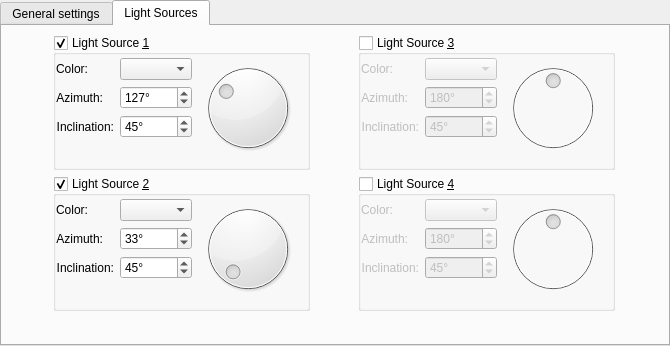
First picture: the form in plugins/filters/phongbumpmap/wdgphongbumpmap.ui, repository KDE/krita, before the edit.
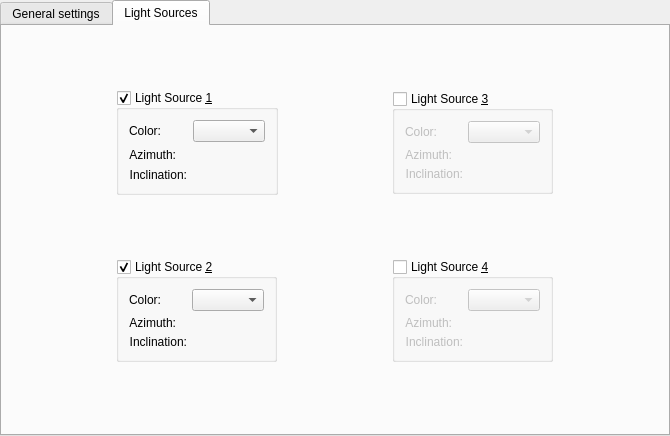
Second picture: the form after the edit. The open tabs and pages were chosen to show the change. Custom widgets are drawn as their Qt base class.

Commit message: Change the phong bumpmap filter to use KisAngleSelector

The edit to the form file:
```diff
--- a/plugins/filters/phongbumpmap/wdgphongbumpmap.ui
+++ b/plugins/filters/phongbumpmap/wdgphongbumpmap.ui
@@ -11,7 +11,7 @@
     <x>0</x>
     <y>0</y>
     <width>670</width>
-    <height>346</height>
+    <height>436</height>
    </rect>
   </property>
   <property name="sizePolicy">
@@ -420,7 +420,22 @@
        <string>Light Sources</string>
       </attribute>
       <layout class="QGridLayout" name="gridLayout_9">
-       <item column="1" row="1">
+       <property name="leftMargin">
+        <number>10</number>
+       </property>
+       <property name="topMargin">
+        <number>10</number>
+       </property>
+       <property name="rightMargin">
+        <number>10</number>
+       </property>
+       <property name="bottomMargin">
+        <number>10</number>
+       </property>
+       <property name="spacing">
+        <number>10</number>
+       </property>
+       <item row="1" column="1">
         <widget class="QGroupBox" name="lightSourceGroupBox4">
          <property name="sizePolicy">
           <sizepolicy hsizetype="Fixed" vsizetype="Fixed">
@@ -444,13 +459,25 @@
           <property name="fieldGrowthPolicy">
            <enum>QFormLayout::AllNonFixedFieldsGrow</enum>
           </property>
+          <property name="horizontalSpacing">
+           <number>5</number>
+          </property>
+          <property name="verticalSpacing">
+           <number>5</number>
+          </property>
           <property name="leftMargin">
-           <number>0</number>
+           <number>10</number>
           </property>
           <property name="topMargin">
-           <number>3</number>
+           <number>10</number>
           </property>
-          <item column="0" row="0">
+          <property name="rightMargin">
+           <number>10</number>
+          </property>
+          <property name="bottomMargin">
+           <number>10</number>
+          </property>
+          <item row="0" column="0">
            <layout class="QFormLayout" name="formLayout_4">
             <item column="0" row="0">
              <widget class="QLabel" name="colorLabel4">
@@ -486,38 +513,7 @@
               </property>
              </widget>
             </item>
-            <item column="1" row="1">
-             <widget class="KisIntParseSpinBox" name="azimuthSpinBox4">
-              <property name="sizePolicy">
-               <sizepolicy hsizetype="Expanding" vsizetype="Fixed">
-                <horstretch>0</horstretch>
-                <verstretch>0</verstretch>
-               </sizepolicy>
-              </property>
-              <property name="whatsThis">
-               <string>Direction of the light, the dial tip represents where the light comes from.</string>
-              </property>
-              <property name="wrapping">
-               <bool>true</bool>
-              </property>
-              <property name="suffix">
-               <string>°</string>
-              </property>
-              <property name="minimum">
-               <number>0</number>
-              </property>
-              <property name="maximum">
-               <number>359</number>
-              </property>
-              <property name="singleStep">
-               <number>15</number>
-              </property>
-              <property name="value">
-               <number>180</number>
-              </property>
-             </widget>
-            </item>
-            <item column="0" row="2">
+            <item row="2" column="0">
              <widget class="QLabel" name="inclinationLabel4">
               <property name="toolTip">
                <string>Vertical tilt of the light. 90° is perpendicular to the canvas, 0° is parallel.</string>
@@ -530,79 +526,14 @@
               </property>
              </widget>
             </item>
-            <item column="1" row="2">
-             <widget class="KisIntParseSpinBox" name="inclinationSpinBox4">
-              <property name="sizePolicy">
-               <sizepolicy hsizetype="Expanding" vsizetype="Fixed">
-                <horstretch>0</horstretch>
-                <verstretch>0</verstretch>
-               </sizepolicy>
-              </property>
-              <property name="whatsThis">
-               <string>Vertical tilt of the light. 90° is perpendicular to the canvas, 0° is parallel.</string>
-              </property>
-              <property name="suffix">
-               <string>°</string>
-              </property>
-              <property name="minimum">
-               <number>0</number>
-              </property>
-              <property name="maximum">
-               <number>90</number>
-              </property>
-              <property name="singleStep">
-               <number>15</number>
-              </property>
-              <property name="value">
-               <number>45</number>
-              </property>
-             </widget>
+            <item row="1" column="1">
+             <widget class="KisAngleSelector" name="azimuthAngleSelector4" native="true"/>
+            </item>
+            <item row="2" column="1">
+             <widget class="KisAngleSelector" name="elevationAngleSelector4" native="true"/>
             </item>
            </layout>
           </item>
-          <item column="1" row="0">
-           <widget class="QDial" name="azimuthDial4">
-            <property name="toolTip">
-             <string>Azimuth</string>
-            </property>
-            <property name="maximum">
-             <number>359</number>
-            </property>
-            <property name="singleStep">
-             <number>5</number>
-            </property>
-            <property name="pageStep">
-             <number>45</number>
-            </property>
-            <property name="value">
-             <number>180</number>
-            </property>
-            <property name="sliderPosition">
-             <number>180</number>
-            </property>
-            <property name="tracking">
-             <bool>true</bool>
-            </property>
-            <property name="orientation">
-             <enum>Qt::Horizontal</enum>
-            </property>
-            <property name="invertedAppearance">
-             <bool>false</bool>
-            </property>
-            <property name="invertedControls">
-             <bool>false</bool>
-            </property>
-            <property name="wrapping">
-             <bool>true</bool>
-            </property>
-            <property name="notchTarget">
-             <double>45.000000000000000</double>
-            </property>
-            <property name="notchesVisible">
-             <bool>false</bool>
-            </property>
-           </widget>
-          </item>
          </layout>
         </widget>
        </item>
@@ -624,13 +555,25 @@
           <bool>true</bool>
          </property>
          <layout class="QFormLayout" name="formLayout_6">
+          <property name="horizontalSpacing">
+           <number>5</number>
+          </property>
+          <property name="verticalSpacing">
+           <number>5</number>
+          </property>
           <property name="leftMargin">
-           <number>0</number>
+           <number>10</number>
           </property>
           <property name="topMargin">
-           <number>3</number>
+           <number>10</number>
           </property>
-          <item column="0" row="0">
+          <property name="rightMargin">
+           <number>10</number>
+          </property>
+          <property name="bottomMargin">
+           <number>10</number>
+          </property>
+          <item row="0" column="0">
            <layout class="QFormLayout" name="formLayout_2">
             <item column="0" row="0">
              <widget class="QLabel" name="colorLabel2">
@@ -666,41 +609,7 @@
               </property>
              </widget>
             </item>
-            <item column="1" row="1">
-             <widget class="KisIntParseSpinBox" name="azimuthSpinBox2">
-              <property name="sizePolicy">
-               <sizepolicy hsizetype="Expanding" vsizetype="Fixed">
-                <horstretch>0</horstretch>
-                <verstretch>0</verstretch>
-               </sizepolicy>
-              </property>
-              <property name="toolTip">
-               <string/>
-              </property>
-              <property name="whatsThis">
-               <string>Direction of the light, the dial tip represents where the light comes from.</string>
-              </property>
-              <property name="wrapping">
-               <bool>true</bool>
-              </property>
-              <property name="suffix">
-               <string>°</string>
-              </property>
-              <property name="minimum">
-               <number>0</number>
-              </property>
-              <property name="maximum">
-               <number>359</number>
-              </property>
-              <property name="singleStep">
-               <number>15</number>
-              </property>
-              <property name="value">
-               <number>33</number>
-              </property>
-             </widget>
-            </item>
-            <item column="0" row="2">
+            <item row="2" column="0">
              <widget class="QLabel" name="inclinationLabel2">
               <property name="toolTip">
                <string>Vertical tilt of the light. 90° is perpendicular to the canvas, 0° is parallel.</string>
@@ -713,82 +622,14 @@
               </property>
              </widget>
             </item>
-            <item column="1" row="2">
-             <widget class="KisIntParseSpinBox" name="inclinationSpinBox2">
-              <property name="sizePolicy">
-               <sizepolicy hsizetype="Expanding" vsizetype="Fixed">
-                <horstretch>0</horstretch>
-                <verstretch>0</verstretch>
-               </sizepolicy>
-              </property>
-              <property name="toolTip">
-               <string/>
-              </property>
-              <property name="whatsThis">
-               <string>Vertical tilt of the light. 90° is perpendicular to the canvas, 0° is parallel.</string>
-              </property>
-              <property name="suffix">
-               <string>°</string>
-              </property>
-              <property name="minimum">
-               <number>0</number>
-              </property>
-              <property name="maximum">
-               <number>90</number>
-              </property>
-              <property name="singleStep">
-               <number>15</number>
-              </property>
-              <property name="value">
-               <number>45</number>
-              </property>
-             </widget>
+            <item row="1" column="1">
+             <widget class="KisAngleSelector" name="azimuthAngleSelector2" native="true"/>
+            </item>
+            <item row="2" column="1">
+             <widget class="KisAngleSelector" name="elevationAngleSelector2" native="true"/>
             </item>
            </layout>
           </item>
-          <item column="1" row="0">
-           <widget class="QDial" name="azimuthDial2">
-            <property name="toolTip">
-             <string>Azimuth</string>
-            </property>
-            <property name="maximum">
-             <number>359</number>
-            </property>
-            <property name="singleStep">
-             <number>5</number>
-            </property>
-            <property name="pageStep">
-             <number>45</number>
-            </property>
-            <property name="value">
-             <number>33</number>
-            </property>
-            <property name="sliderPosition">
-             <number>33</number>
-            </property>
-            <property name="tracking">
-             <bool>true</bool>
-            </property>
-            <property name="orientation">
-             <enum>Qt::Horizontal</enum>
-            </property>
-            <property name="invertedAppearance">
-             <bool>false</bool>
-            </property>
-            <property name="invertedControls">
-             <bool>false</bool>
-            </property>
-            <property name="wrapping">
-             <bool>true</bool>
-            </property>
-            <property name="notchTarget">
-             <double>45.000000000000000</double>
-            </property>
-            <property name="notchesVisible">
-             <bool>false</bool>
-            </property>
-           </widget>
-          </item>
          </layout>
         </widget>
        </item>
@@ -810,13 +651,25 @@
           <bool>true</bool>
          </property>
          <layout class="QFormLayout" name="formLayout_5">
+          <property name="horizontalSpacing">
+           <number>5</number>
+          </property>
+          <property name="verticalSpacing">
+           <number>5</number>
+          </property>
           <property name="leftMargin">
-           <number>0</number>
+           <number>10</number>
           </property>
           <property name="topMargin">
-           <number>3</number>
+           <number>10</number>
           </property>
-          <item column="0" row="0">
+          <property name="rightMargin">
+           <number>10</number>
+          </property>
+          <property name="bottomMargin">
+           <number>10</number>
+          </property>
+          <item row="0" column="0">
            <layout class="QFormLayout" name="formLayout">
             <property name="horizontalSpacing">
              <number>6</number>
@@ -858,41 +711,7 @@
               </property>
              </widget>
             </item>
-            <item column="1" row="1">
-             <widget class="KisIntParseSpinBox" name="azimuthSpinBox1">
-              <property name="sizePolicy">
-               <sizepolicy hsizetype="Expanding" vsizetype="Fixed">
-                <horstretch>0</horstretch>
-                <verstretch>0</verstretch>
-               </sizepolicy>
-              </property>
-              <property name="toolTip">
-               <string/>
-              </property>
-              <property name="whatsThis">
-               <string>Direction of the light, the dial tip represents where the light comes from.</string>
-              </property>
-              <property name="wrapping">
-               <bool>true</bool>
-              </property>
-              <property name="suffix">
-               <string>°</string>
-              </property>
-              <property name="minimum">
-               <number>0</number>
-              </property>
-              <property name="maximum">
-               <number>359</number>
-              </property>
-              <property name="singleStep">
-               <number>15</number>
-              </property>
-              <property name="value">
-               <number>127</number>
-              </property>
-             </widget>
-            </item>
-            <item column="0" row="2">
+            <item row="2" column="0">
              <widget class="QLabel" name="inclinationLabel1">
               <property name="toolTip">
                <string>Vertical tilt of the light. 90° is perpendicular to the canvas, 0° is parallel.</string>
@@ -905,79 +724,14 @@
               </property>
              </widget>
             </item>
-            <item column="1" row="2">
-             <widget class="KisIntParseSpinBox" name="inclinationSpinBox1">
-              <property name="sizePolicy">
-               <sizepolicy hsizetype="Expanding" vsizetype="Fixed">
-                <horstretch>0</horstretch>
-                <verstretch>0</verstretch>
-               </sizepolicy>
-              </property>
-              <property name="whatsThis">
-               <string>Vertical tilt of the light. 90° is perpendicular to the canvas, 0° is parallel.</string>
-              </property>
-              <property name="suffix">
-               <string>°</string>
-              </property>
-              <property name="minimum">
-               <number>0</number>
-              </property>
-              <property name="maximum">
-               <number>90</number>
-              </property>
-              <property name="singleStep">
-               <number>15</number>
-              </property>
-              <property name="value">
-               <number>45</number>
-              </property>
-             </widget>
+            <item row="1" column="1">
+             <widget class="KisAngleSelector" name="azimuthAngleSelector1" native="true"/>
+            </item>
+            <item row="2" column="1">
+             <widget class="KisAngleSelector" name="elevationAngleSelector1" native="true"/>
             </item>
            </layout>
           </item>
-          <item column="1" row="0">
-           <widget class="QDial" name="azimuthDial1">
-            <property name="toolTip">
-             <string>Azimuth</string>
-            </property>
-            <property name="maximum">
-             <number>359</number>
-            </property>
-            <property name="singleStep">
-             <number>5</number>
-            </property>
-            <property name="pageStep">
-             <number>45</number>
-            </property>
-            <property name="value">
-             <number>127</number>
-            </property>
-            <property name="sliderPosition">
-             <number>127</number>
-            </property>
-            <property name="tracking">
-             <bool>true</bool>
-            </property>
-            <property name="orientation">
-             <enum>Qt::Horizontal</enum>
-            </property>
-            <property name="invertedAppearance">
-             <bool>false</bool>
-            </property>
-            <property name="invertedControls">
-             <bool>false</bool>
-            </property>
-            <property name="wrapping">
-             <bool>true</bool>
-            </property>
-            <property name="notchTarget">
-             <double>45.000000000000000</double>
-            </property>
-            <property name="notchesVisible">
-             <bool>false</bool>
-            </property>
-           </widget>
-          </item>
          </layout>
         </widget>
        </item>
@@ -1002,13 +756,25 @@
           <bool>false</bool>
          </property>
          <layout class="QFormLayout" name="formLayout_7">
+          <property name="horizontalSpacing">
+           <number>5</number>
+          </property>
+          <property name="verticalSpacing">
+           <number>5</number>
+          </property>
           <property name="leftMargin">
-           <number>0</number>
+           <number>10</number>
           </property>
           <property name="topMargin">
-           <number>3</number>
+           <number>10</number>
           </property>
-          <item column="0" row="0">
+          <property name="rightMargin">
+           <number>10</number>
+          </property>
+          <property name="bottomMargin">
+           <number>10</number>
+          </property>
+          <item row="0" column="0">
            <layout class="QFormLayout" name="formLayout_3">
             <item column="0" row="0">
              <widget class="QLabel" name="colorLabel3">
@@ -1044,38 +810,7 @@
               </property>
              </widget>
             </item>
-            <item column="1" row="1">
-             <widget class="KisIntParseSpinBox" name="azimuthSpinBox3">
-              <property name="sizePolicy">
-               <sizepolicy hsizetype="Expanding" vsizetype="Fixed">
-                <horstretch>0</horstretch>
-                <verstretch>0</verstretch>
-               </sizepolicy>
-              </property>
-              <property name="whatsThis">
-               <string>Direction of the light, the dial tip represents where the light comes from.</string>
-              </property>
-              <property name="wrapping">
-               <bool>true</bool>
-              </property>
-              <property name="suffix">
-               <string>°</string>
-              </property>
-              <property name="minimum">
-               <number>0</number>
-              </property>
-              <property name="maximum">
-               <number>359</number>
-              </property>
-              <property name="singleStep">
-               <number>15</number>
-              </property>
-              <property name="value">
-               <number>180</number>
-              </property>
-             </widget>
-            </item>
-            <item column="0" row="2">
+            <item row="2" column="0">
              <widget class="QLabel" name="inclinationLabel3">
               <property name="toolTip">
                <string>Vertical tilt of the light. 90° is perpendicular to the canvas, 0° is parallel.</string>
@@ -1088,79 +823,14 @@
               </property>
              </widget>
             </item>
-            <item column="1" row="2">
-             <widget class="KisIntParseSpinBox" name="inclinationSpinBox3">
-              <property name="sizePolicy">
-               <sizepolicy hsizetype="Expanding" vsizetype="Fixed">
-                <horstretch>0</horstretch>
-                <verstretch>0</verstretch>
-               </sizepolicy>
-              </property>
-              <property name="whatsThis">
-               <string>Vertical tilt of the light. 90° is perpendicular to the canvas, 0° is parallel.</string>
-              </property>
-              <property name="suffix">
-               <string>°</string>
-              </property>
-              <property name="minimum">
-               <number>0</number>
-              </property>
-              <property name="maximum">
-               <number>90</number>
-              </property>
-              <property name="singleStep">
-               <number>15</number>
-              </property>
-              <property name="value">
-               <number>45</number>
-              </property>
-             </widget>
+            <item row="1" column="1">
+             <widget class="KisAngleSelector" name="azimuthAngleSelector3" native="true"/>
+            </item>
+            <item row="2" column="1">
+             <widget class="KisAngleSelector" name="elevationAngleSelector3" native="true"/>
             </item>
            </layout>
           </item>
-          <item column="1" row="0">
-           <widget class="QDial" name="azimuthDial3">
-            <property name="toolTip">
-             <string>Azimuth</string>
-            </property>
-            <property name="maximum">
-             <number>359</number>
-            </property>
-            <property name="singleStep">
-             <number>5</number>
-            </property>
-            <property name="pageStep">
-             <number>45</number>
-            </property>
-            <property name="value">
-             <number>180</number>
-            </property>
-            <property name="sliderPosition">
-             <number>180</number>
-            </property>
-            <property name="tracking">
-             <bool>true</bool>
-            </property>
-            <property name="orientation">
-             <enum>Qt::Horizontal</enum>
-            </property>
-            <property name="invertedAppearance">
-             <bool>false</bool>
-            </property>
-            <property name="invertedControls">
-             <bool>false</bool>
-            </property>
-            <property name="wrapping">
-             <bool>true</bool>
-            </property>
-            <property name="notchTarget">
-             <double>45.000000000000000</double>
-            </property>
-            <property name="notchesVisible">
-             <bool>false</bool>
-            </property>
-           </widget>
-          </item>
          </layout>
         </widget>
        </item>
@@ -1169,12 +839,6 @@
          <property name="orientation">
           <enum>Qt::Vertical</enum>
          </property>
-         <property name="sizeHint" stdset="0">
-          <size>
-           <width>20</width>
-           <height>0</height>
-          </size>
-         </property>
         </spacer>
        </item>
       </layout>
@@ -1184,11 +848,6 @@
   </layout>
  </widget>
  <customwidgets>
-  <customwidget>
-   <class>KisIntParseSpinBox</class>
-   <extends>QSpinBox</extends>
-   <header>kis_int_parse_spin_box.h</header>
-  </customwidget>
   <customwidget>
    <class>KColorCombo</class>
    <extends>QComboBox</extends>
@@ -1206,6 +865,12 @@
    <header>kis_slider_spin_box.h</header>
    <container>1</container>
   </customwidget>
+  <customwidget>
+   <class>KisAngleSelector</class>
+   <extends>QWidget</extends>
+   <header location="global">KisAngleSelector.h</header>
+   <container>1</container>
+  </customwidget>
  </customwidgets>
  <tabstops>
   <tabstop>settingsTabWidget</tabstop>
```
Left out of the diff: 94 changed lines with no effect on the pictures. The commit also changes 2 other files.
